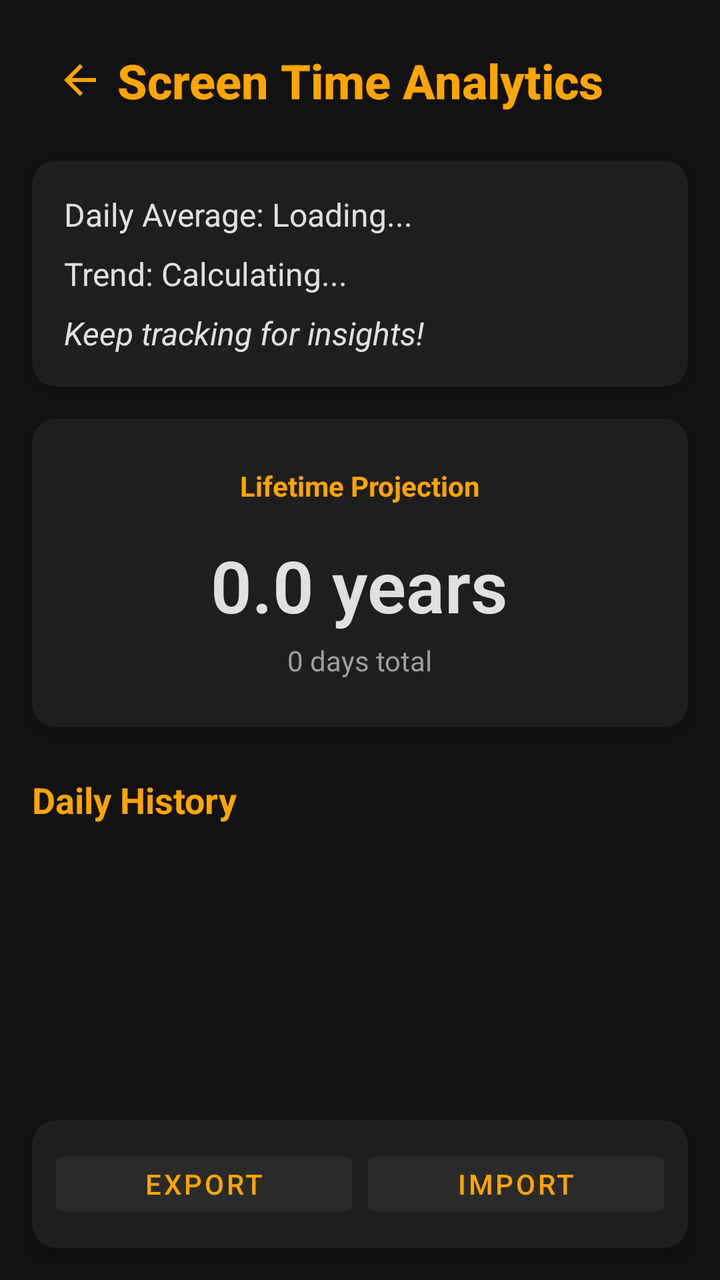
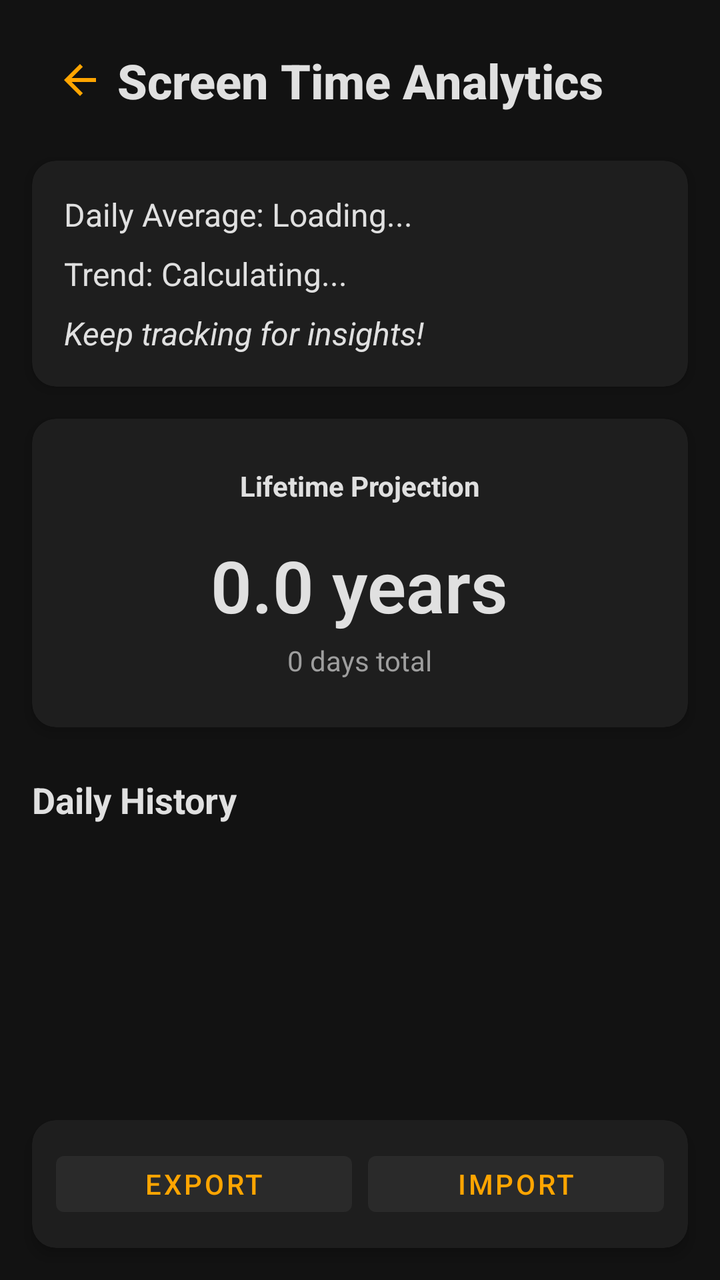

Before-and-after screenshots of an Android layout around one commit, followed by the original layout XML and the change that was made.
<!-- AndroidManifest.xml: application theme Theme.Screentimetracker -->
<!-- res/layout/activity_analytics.xml -->
<?xml version="1.0" encoding="utf-8"?>
<androidx.constraintlayout.widget.ConstraintLayout xmlns:android="http://schemas.android.com/apk/res/android"
    xmlns:app="http://schemas.android.com/apk/res-auto"
    xmlns:tools="http://schemas.android.com/tools"
    android:layout_width="match_parent"
    android:layout_height="match_parent"
    android:background="@color/app_background_dark"
    android:fitsSystemWindows="true"
    tools:context=".AnalyticsActivity">

    <ImageButton
        android:id="@+id/backButton"
        android:layout_width="48dp"
        android:layout_height="48dp"
        android:background="?attr/selectableItemBackgroundBorderless"
        android:contentDescription="Back"
        android:src="@drawable/ic_arrow_back"
        app:layout_constraintStart_toStartOf="parent"
        app:layout_constraintTop_toTopOf="parent"
        android:layout_marginTop="16dp"
        android:layout_marginStart="16dp"
        app:tint="@color/accent_orange" />

    <TextView
        android:id="@+id/titleTextView"
        android:layout_width="wrap_content"
        android:layout_height="wrap_content"
        android:text="Screen Time Analytics"
        android:textColor="@color/accent_orange"
        android:textSize="24sp"
        android:textStyle="bold"
        android:fontFamily="sans-serif-medium"
        app:layout_constraintTop_toTopOf="@+id/backButton"
        app:layout_constraintBottom_toBottomOf="@+id/backButton"
        app:layout_constraintStart_toStartOf="parent"
        app:layout_constraintEnd_toEndOf="parent" />

    <androidx.cardview.widget.CardView
        android:id="@+id/summaryCardView"
        android:layout_width="0dp"
        android:layout_height="wrap_content"
        android:layout_marginStart="16dp"
        android:layout_marginTop="24dp"
        android:layout_marginEnd="16dp"
        app:cardBackgroundColor="@color/surface_dark"
        app:cardCornerRadius="12dp"
        app:cardElevation="4dp"
        app:layout_constraintEnd_toEndOf="parent"
        app:layout_constraintStart_toStartOf="parent"
        app:layout_constraintTop_toBottomOf="@+id/titleTextView">

        <LinearLayout
            android:layout_width="match_parent"
            android:layout_height="wrap_content"
            android:orientation="vertical"
            android:padding="16dp">

            <TextView
                android:id="@+id/averageTextView"
                android:layout_width="wrap_content"
                android:layout_height="wrap_content"
                android:text="Daily Average: Loading..."
                android:textColor="@color/text_primary_dark"
                android:textSize="16sp"
                android:layout_marginBottom="8dp" />

            <TextView
                android:id="@+id/trendTextView"
                android:layout_width="wrap_content"
                android:layout_height="wrap_content"
                android:text="Trend: Calculating..."
                android:textColor="@color/text_primary_dark"
                android:textSize="16sp"
                android:layout_marginBottom="8dp" />

            <TextView
                android:id="@+id/progressTextView"
                android:layout_width="wrap_content"
                android:layout_height="wrap_content"
                android:text="Keep tracking for insights!"
                android:textColor="@color/text_primary_dark"
                android:textSize="16sp"
                android:textStyle="italic" />

        </LinearLayout>
    </androidx.cardview.widget.CardView>

    <androidx.cardview.widget.CardView
        android:id="@+id/lifetimeCardView"
        android:layout_width="0dp"
        android:layout_height="wrap_content"
        android:layout_marginStart="16dp"
        android:layout_marginTop="16dp"
        android:layout_marginEnd="16dp"
        app:cardBackgroundColor="@color/surface_dark"
        app:cardCornerRadius="12dp"
        app:cardElevation="4dp"
        app:layout_constraintEnd_toEndOf="parent"
        app:layout_constraintStart_toStartOf="parent"
        app:layout_constraintTop_toBottomOf="@+id/summaryCardView">

        <LinearLayout
            android:layout_width="match_parent"
            android:layout_height="wrap_content"
            android:orientation="vertical"
            android:padding="24dp"
            android:gravity="center">

            <TextView
                android:layout_width="wrap_content"
                android:layout_height="wrap_content"
                android:text="Lifetime Projection"
                android:textColor="@color/accent_orange"
                android:textSize="14sp"
                android:textStyle="bold"
                android:layout_marginBottom="16dp" />

            <TextView
                android:id="@+id/lifetimeYearsTextView"
                android:layout_width="wrap_content"
                android:layout_height="wrap_content"
                android:text="0.0 years"
                android:textColor="@color/text_primary_dark"
                android:textSize="36sp"
                android:textStyle="bold"
                android:fontFamily="sans-serif-light"
                android:layout_marginBottom="4dp" />

            <TextView
                android:id="@+id/lifetimeDaysTextView"
                android:layout_width="wrap_content"
                android:layout_height="wrap_content"
                android:text="0 days total"
                android:textColor="@color/text_secondary_dark"
                android:textSize="14sp" />

        </LinearLayout>
    </androidx.cardview.widget.CardView>

    <TextView
        android:id="@+id/historyLabel"
        android:layout_width="wrap_content"
        android:layout_height="wrap_content"
        android:text="Daily History"
        android:textColor="@color/accent_orange"
        android:textSize="18sp"
        android:textStyle="bold"
        android:layout_marginStart="16dp"
        android:layout_marginTop="24dp"
        app:layout_constraintStart_toStartOf="parent"
        app:layout_constraintTop_toBottomOf="@+id/lifetimeCardView" />

    <androidx.recyclerview.widget.RecyclerView
        android:id="@+id/analyticsRecyclerView"
        android:layout_width="0dp"
        android:layout_height="0dp"
        android:layout_marginStart="16dp"
        android:layout_marginTop="12dp"
        android:layout_marginEnd="16dp"
        android:layout_marginBottom="8dp"
        app:layout_constraintBottom_toTopOf="@+id/exportImportCard"
        app:layout_constraintEnd_toEndOf="parent"
        app:layout_constraintStart_toStartOf="parent"
        app:layout_constraintTop_toBottomOf="@+id/historyLabel"
        tools:listitem="@layout/item_analytics_day" />

    
    <androidx.cardview.widget.CardView
        android:id="@+id/exportImportCard"
        android:layout_width="0dp"
        android:layout_height="wrap_content"
        android:layout_marginStart="16dp"
        android:layout_marginEnd="16dp"
        android:layout_marginBottom="16dp"
        app:cardBackgroundColor="@color/surface_dark"
        app:cardCornerRadius="12dp"
        app:cardElevation="4dp"
        app:layout_constraintBottom_toBottomOf="parent"
        app:layout_constraintEnd_toEndOf="parent"
        app:layout_constraintStart_toStartOf="parent">

        <LinearLayout
            android:layout_width="match_parent"
            android:layout_height="wrap_content"
            android:orientation="horizontal"
            android:padding="12dp">

            <Button
                android:id="@+id/exportAnalyticsButton"
                style="@style/Widget.Awareen.Button.Flat"
                android:layout_width="0dp"
                android:layout_height="40dp"
                android:layout_weight="1"
                android:text="Export"
                android:textSize="14sp"
                android:layout_marginEnd="8dp" />

            <Button
                android:id="@+id/importAnalyticsButton"
                style="@style/Widget.Awareen.Button.Flat"
                android:layout_width="0dp"
                android:layout_height="40dp"
                android:layout_weight="1"
                android:text="Import"
                android:textSize="14sp" />

        </LinearLayout>
    </androidx.cardview.widget.CardView>

</androidx.constraintlayout.widget.ConstraintLayout>
<!-- res/layout/item_analytics_day.xml (included above) -->
<?xml version="1.0" encoding="utf-8"?>
<androidx.cardview.widget.CardView xmlns:android="http://schemas.android.com/apk/res/android"
    xmlns:app="http://schemas.android.com/apk/res-auto"
    android:layout_width="match_parent"
    android:layout_height="wrap_content"
    android:layout_marginVertical="4dp"
    app:cardBackgroundColor="@color/surface_dark"
    app:cardCornerRadius="8dp"
    app:cardElevation="2dp">

    <androidx.constraintlayout.widget.ConstraintLayout
        android:layout_width="match_parent"
        android:layout_height="wrap_content"
        android:padding="16dp">

        <TextView
            android:id="@+id/dateTextView"
            android:layout_width="wrap_content"
            android:layout_height="wrap_content"
            android:text="Today"
            android:textColor="@color/text_primary_dark"
            android:textSize="16sp"
            android:textStyle="bold"
            app:layout_constraintStart_toStartOf="parent"
            app:layout_constraintTop_toTopOf="parent" />

        <TextView
            android:id="@+id/timeTextView"
            android:layout_width="wrap_content"
            android:layout_height="wrap_content"
            android:text="2h 30m"
            android:textColor="@color/text_primary_dark"
            android:textSize="18sp"
            android:textStyle="bold"
            app:layout_constraintEnd_toStartOf="@+id/statusTextView"
            app:layout_constraintTop_toTopOf="parent"
            android:layout_marginEnd="16dp" />

        <TextView
            android:id="@+id/statusTextView"
            android:layout_width="wrap_content"
            android:layout_height="wrap_content"
            android:text="Good"
            android:textColor="@color/status_good"
            android:textSize="14sp"
            android:textStyle="bold"
            app:layout_constraintEnd_toEndOf="parent"
            app:layout_constraintTop_toTopOf="parent" />

    </androidx.constraintlayout.widget.ConstraintLayout>

</androidx.cardview.widget.CardView>
<!-- resources referenced by this layout -->
<resources>
  <color name="accent_orange">#FFA500</color>
  <color name="app_background_dark">#121212</color>
  <color name="status_good">#4CAF50</color>
  <color name="surface_dark">#1E1E1E</color>
  <color name="text_primary_dark">#E0E0E0</color>
  <color name="text_secondary_dark">#9E9E9E</color>
  <!-- drawable ic_arrow_back (drawable) -->
  <vector xmlns:android="http://schemas.android.com/apk/res/android"
      android:width="24dp"
      android:height="24dp"
      android:viewportWidth="24"
      android:viewportHeight="24"
      android:tint="?attr/colorOnSurface"
      android:autoMirrored="true">
      <path
          android:fillColor="@android:color/white"
          android:pathData="M20,11H7.83l5.59,-5.59L12,4l-8,8 8,8 1.41,-1.41L7.83,13H20v-2z"/>
  </vector>
  <style name="Widget.Awareen.Button.Flat" parent="Widget.MaterialComponents.Button">
          <item name="backgroundTint">@color/surface_variant_dark</item>
          <item name="android:textColor">@color/accent_orange</item>
          <item name="android:stateListAnimator">@null</item>
          <item name="elevation">0dp</item>
      </style>
  <style name="Theme.Screentimetracker" parent="Theme.MaterialComponents.NoActionBar">
          
          <item name="colorPrimary">@color/accent_orange</item>
          <item name="colorPrimaryVariant">@color/accent_orange</item>
          <item name="colorOnPrimary">@color/on_accent</item>
          <item name="colorSecondary">@color/accent_orange</item>
          <item name="colorSecondaryVariant">@color/accent_orange</item>
          <item name="colorOnSecondary">@color/on_accent</item>
  
          <item name="android:windowBackground">@color/app_background_dark</item>
          <item name="android:statusBarColor">@color/app_background_dark</item>
          <item name="android:navigationBarColor">@color/app_background_dark</item>
          <item name="android:windowLightStatusBar">false</item>
          <item name="android:windowLightNavigationBar">false</item>
      </style>
  <color name="surface_variant_dark">#2A2A2A</color>
  <color name="on_accent">#121212</color>
</resources>

<!-- the commit's change to res/layout/activity_analytics.xml (unified diff, before → after) -->
@@ -26,7 +26,7 @@
         android:layout_width="wrap_content"
         android:layout_height="wrap_content"
         android:text="Screen Time Analytics"
-        android:textColor="@color/accent_orange"
+        android:textColor="@color/text_primary_dark"
         android:textSize="24sp"
         android:textStyle="bold"
         android:fontFamily="sans-serif-medium"
@@ -110,7 +110,7 @@
                 android:layout_width="wrap_content"
                 android:layout_height="wrap_content"
                 android:text="Lifetime Projection"
-                android:textColor="@color/accent_orange"
+                android:textColor="@color/text_primary_dark"
                 android:textSize="14sp"
                 android:textStyle="bold"
                 android:layout_marginBottom="16dp" />
@@ -142,7 +142,7 @@
         android:layout_width="wrap_content"
         android:layout_height="wrap_content"
         android:text="Daily History"
-        android:textColor="@color/accent_orange"
+        android:textColor="@color/text_primary_dark"
         android:textSize="18sp"
         android:textStyle="bold"
         android:layout_marginStart="16dp"
